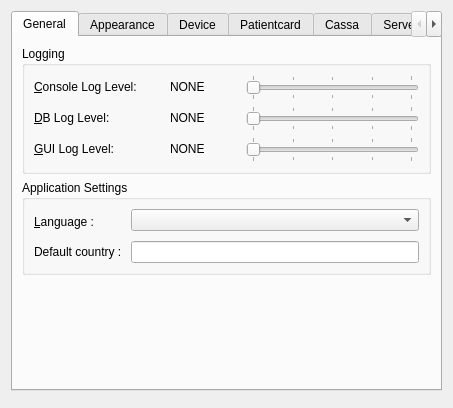
Before: the Qt Designer form client/dlgpreferences.ui in tbikfalvi/Belenus, drawn with Qt 5.
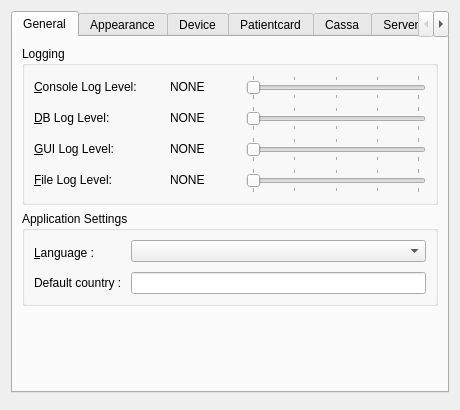
After: the same form once the commit is applied. The open tabs and pages were chosen to show the change.

```diff
--- a/client/dlgpreferences.ui
+++ b/client/dlgpreferences.ui
@@ -9,8 +9,8 @@
    <rect>
     <x>0</x>
     <y>0</y>
-    <width>453</width>
-    <height>408</height>
+    <width>460</width>
+    <height>410</height>
    </rect>
   </property>
   <property name="windowTitle">
@@ -96,6 +96,9 @@
             </item>
             <item>
              <widget class="QSlider" name="sliConsoleLogLevel">
+              <property name="enabled">
+               <bool>false</bool>
+              </property>
               <property name="minimum">
                <number>1</number>
               </property>
@@ -267,6 +270,79 @@
             </item>
            </layout>
           </item>
+          <item>
+           <layout class="QHBoxLayout" name="horizontalLayout_10">
+            <item>
+             <widget class="QLabel" name="lblFileLogLevel">
+              <property name="sizePolicy">
+               <sizepolicy hsizetype="Fixed" vsizetype="Fixed">
+                <horstretch>0</horstretch>
+                <verstretch>0</verstretch>
+               </sizepolicy>
+              </property>
+              <property name="minimumSize">
+               <size>
+                <width>130</width>
+                <height>0</height>
+               </size>
+              </property>
+              <property name="text">
+               <string>&amp;File Log Level:</string>
+              </property>
+              <property name="alignment">
+               <set>Qt::AlignLeading|Qt::AlignLeft|Qt::AlignVCenter</set>
+              </property>
+              <property name="buddy">
+               <cstring>sliGUILogLevel</cstring>
+              </property>
+             </widget>
+            </item>
+            <item>
+             <widget class="QLabel" name="lblFileLogLevelValue">
+              <property name="sizePolicy">
+               <sizepolicy hsizetype="Fixed" vsizetype="Fixed">
+                <horstretch>0</horstretch>
+                <verstretch>0</verstretch>
+               </sizepolicy>
+              </property>
+              <property name="minimumSize">
+               <size>
+                <width>70</width>
+                <height>0</height>
+               </size>
+              </property>
+              <property name="text">
+               <string>NONE</string>
+              </property>
+             </widget>
+            </item>
+            <item>
+             <widget class="QSlider" name="sliFileLogLevel">
+              <property name="minimum">
+               <number>1</number>
+              </property>
+              <property name="maximum">
+               <number>5</number>
+              </property>
+              <property name="pageStep">
+               <number>1</number>
+              </property>
+              <property name="value">
+               <number>1</number>
+              </property>
+              <property name="orientation">
+               <enum>Qt::Horizontal</enum>
+              </property>
+              <property name="tickPosition">
+               <enum>QSlider::TicksBothSides</enum>
+              </property>
+              <property name="tickInterval">
+               <number>1</number>
+              </property>
+             </widget>
+            </item>
+           </layout>
+          </item>
          </layout>
         </widget>
        </item>
```
Left out of the diff: 26 changed lines with no effect on the pictures.
